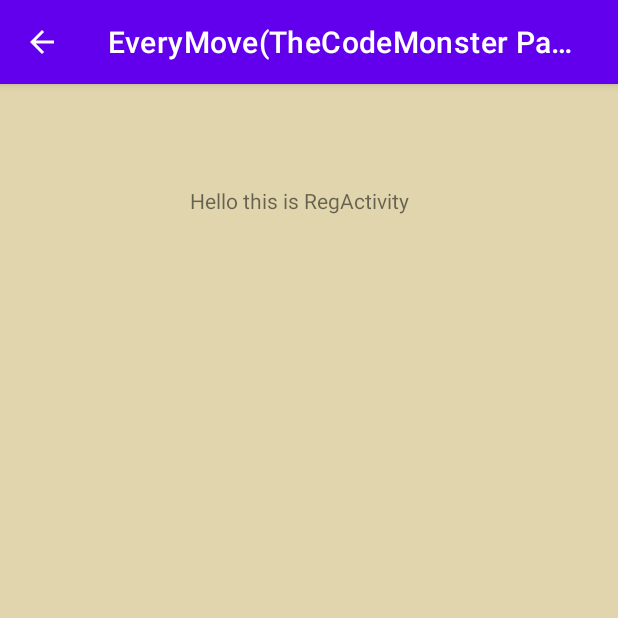
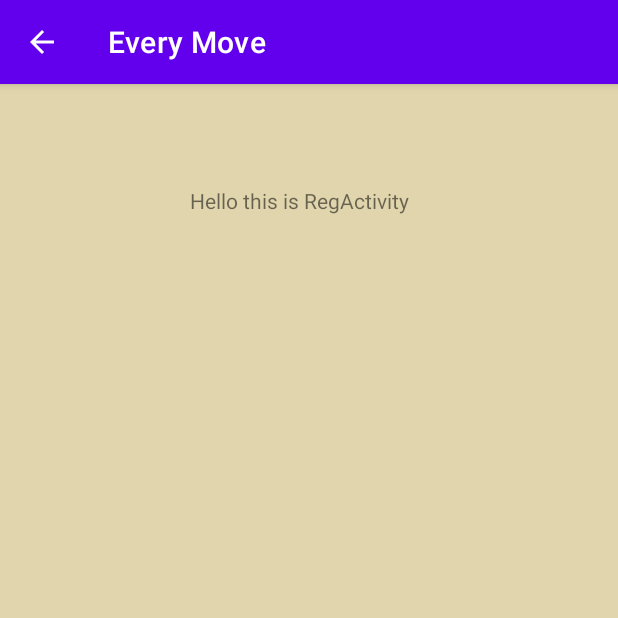
Before and after one commit to thecodemonster1/EveryMove_App, an Android app: the RegActivity screen opened directly, with no data from a screen before it, on a phone screen of 412 x 824 dp, the top half of it. Run offline under Robolectric (Android 15) with nearby library versions, the phone set to English and light mode, and no system bars.

Commit message:
set title bar

```diff
--- a/app/src/main/java/com/example/everymovethecodemonsterpartapp/RegActivity.java
+++ b/app/src/main/java/com/example/everymovethecodemonsterpartapp/RegActivity.java
@@ -10,5 +10,8 @@ public class RegActivity extends AppCompatActivity {
     protected void onCreate(Bundle savedInstanceState) {
         super.onCreate(savedInstanceState);
         setContentView(R.layout.activity_reg);
+
+        //set title of the app
+        getSupportActionBar().setTitle("Every Move");
     }
 }
--- a/app/src/main/java/com/example/everymovethecodemonsterpartapp/logInActivity.java
+++ b/app/src/main/java/com/example/everymovethecodemonsterpartapp/logInActivity.java
@@ -10,5 +10,8 @@ public class logInActivity extends AppCompatActivity {
     protected void onCreate(Bundle savedInstanceState) {
         super.onCreate(savedInstanceState);
         setContentView(R.layout.activity_log_in);
+
+        //set title of the app
+        getSupportActionBar().setTitle("Every Move");
     }
 }
```
